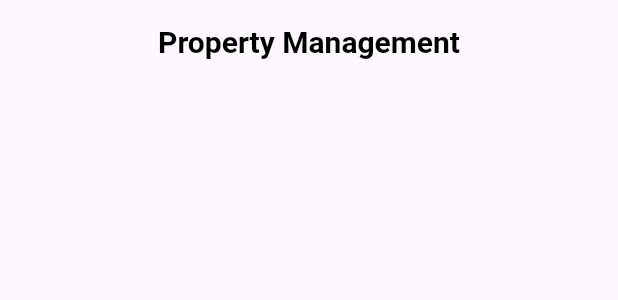
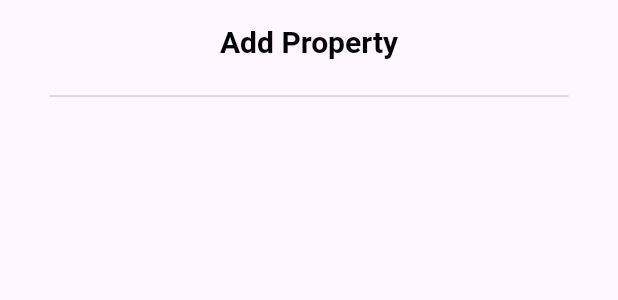
Before and after one commit to Afnanappu/owner_resort_booking_app, a Flutter app: the CustomAppBar widget shown alone on an empty page, opened directly, on a phone screen of 412 x 824 dp. Shown: the top 300 px of the screen. Run offline on Flutter 3.47's test engine with Material 3 defaults, Android fonts, the light colour scheme and no system bars; our stand-ins replace cloud_firestore, file_picker, firebase_auth, firebase_core, flutter_bloc, font_awesome_flutter and 2 more; accounts and stored records are empty.

Commit message:
app bar ui changed to compose with a divider under the app bar in the custom app bar widget

```diff
--- a/lib/core/components/custom_app_bar.dart
+++ b/lib/core/components/custom_app_bar.dart
@@ -1,6 +1,8 @@
 import 'package:flutter/material.dart';
 import 'package:flutter/services.dart';
+import 'package:owner_resort_booking_app/core/constants/my_colors.dart';
 import 'package:owner_resort_booking_app/core/constants/text_styles.dart';
+import 'package:owner_resort_booking_app/core/utils/screen_size.dart';
 
 class CustomAppBar extends StatelessWidget implements PreferredSizeWidget {
   const CustomAppBar({
@@ -12,21 +14,26 @@
   final List<Widget>? actions;
   @override
   Widget build(BuildContext context) {
-    return AppBar(
-      systemOverlayStyle: SystemUiOverlayStyle(statusBarColor: Colors.black12),
+    return Column(
+      children: [
+        AppBar(
+          systemOverlayStyle:
+              SystemUiOverlayStyle(statusBarColor: Colors.black12),
           centerTitle: true,
           title: Text(
             title,
             style: MyTextStyles.titleLargeSemiBoldBlack,
           ),
-
-      // shape: Border(
-      //   bottom: BorderSide(
-      //     color: MyColors.greyLight,
-      //     width: .5,
-      //   ),
-      // ),
           actions: actions,
+        ),
+        Padding(
+          padding: EdgeInsets.symmetric(horizontal: MyScreenSize.width * .08),
+          child: Divider(
+            color: MyColors.greyLight,
+            thickness: 0,
+          ),
+        ),
+      ],
     );
   }
 
```
Also changed, not shown: lib/features/add_property/views/screens/screen_add_property.dart (+8 -1 lines), lib/features/my_properties/views/screens/screen_my_properties.dart (+0 -12 lines). Lines whose indentation alone changed are shown as unchanged.
